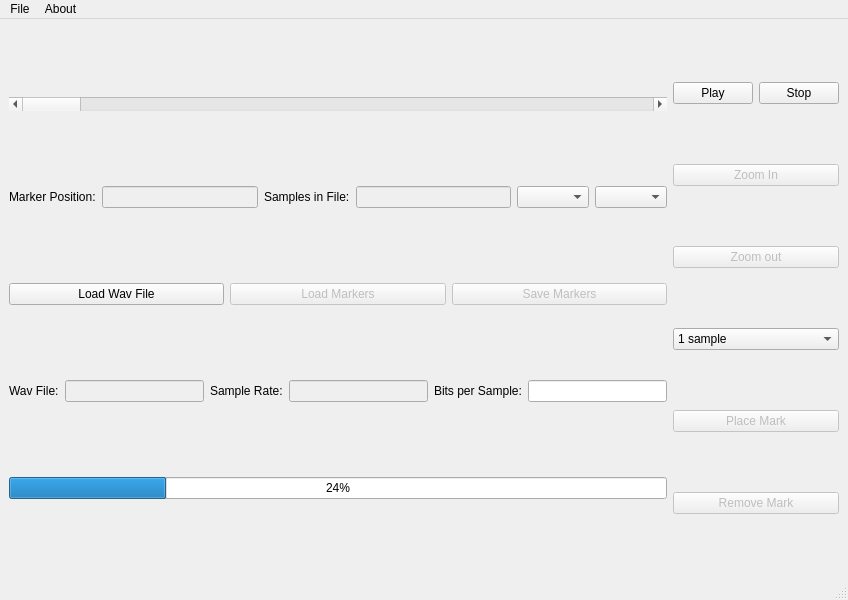
The window that SpeechMarker/mainwindow.ui (PavelParamonov/SpeechDetection) describes before a commit, drawn with Qt 5.
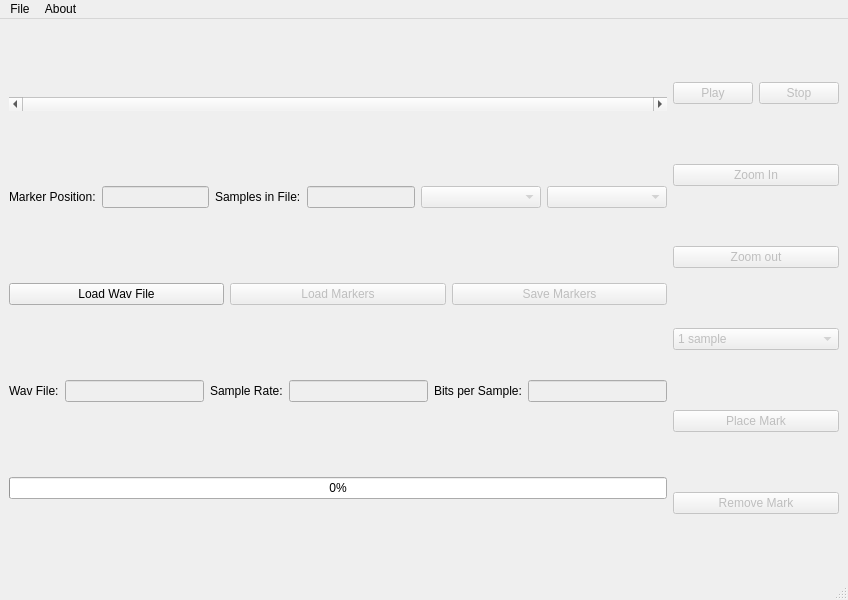
The same window after the commit.

Commit message: Fixed all signals-slots connections for gui

Diff of the .ui file:
```diff
--- a/SpeechMarker/mainwindow.ui
+++ b/SpeechMarker/mainwindow.ui
@@ -19,6 +19,9 @@
      <layout class="QVBoxLayout" name="vBoxLayRenderControl">
       <item>
        <widget class="QScrollBar" name="sBarPlotScroller">
+        <property name="maximum">
+         <number>0</number>
+        </property>
         <property name="orientation">
          <enum>Qt::Horizontal</enum>
         </property>
@@ -58,10 +61,30 @@
          </widget>
         </item>
         <item>
-         <widget class="QComboBox" name="cBxIntervals"/>
+         <widget class="QComboBox" name="cBxIntervals">
+          <property name="enabled">
+           <bool>false</bool>
+          </property>
+          <property name="minimumSize">
+           <size>
+            <width>120</width>
+            <height>0</height>
+           </size>
+          </property>
+         </widget>
         </item>
         <item>
-         <widget class="QComboBox" name="cBxMarkType"/>
+         <widget class="QComboBox" name="cBxMarkType">
+          <property name="enabled">
+           <bool>false</bool>
+          </property>
+          <property name="minimumSize">
+           <size>
+            <width>120</width>
+            <height>0</height>
+           </size>
+          </property>
+         </widget>
         </item>
        </layout>
       </item>
@@ -141,6 +164,9 @@
         </item>
         <item>
          <widget class="QLineEdit" name="edWavFileBitsPerSample">
+          <property name="enabled">
+           <bool>false</bool>
+          </property>
           <property name="text">
            <string/>
           </property>
@@ -151,7 +177,7 @@
       <item>
        <widget class="QProgressBar" name="prBarOpenWavProgress">
         <property name="value">
-         <number>24</number>
+         <number>0</number>
         </property>
        </widget>
       </item>
@@ -163,6 +189,9 @@
        <layout class="QHBoxLayout" name="horizontalLayout_4">
         <item>
          <widget class="QPushButton" name="pBtnPlay">
+          <property name="enabled">
+           <bool>false</bool>
+          </property>
           <property name="text">
            <string>Play</string>
           </property>
@@ -170,6 +199,9 @@
         </item>
         <item>
          <widget class="QPushButton" name="pBtnStop">
+          <property name="enabled">
+           <bool>false</bool>
+          </property>
           <property name="text">
            <string>Stop</string>
           </property>
@@ -199,6 +231,9 @@
       </item>
       <item>
        <widget class="QComboBox" name="cBxWindowSize">
+        <property name="enabled">
+         <bool>false</bool>
+        </property>
         <item>
          <property name="text">
           <string>1 sample</string>
```
Left out of the diff: 226 changed lines with no effect on the pictures. The commit also changes 2 other files.
